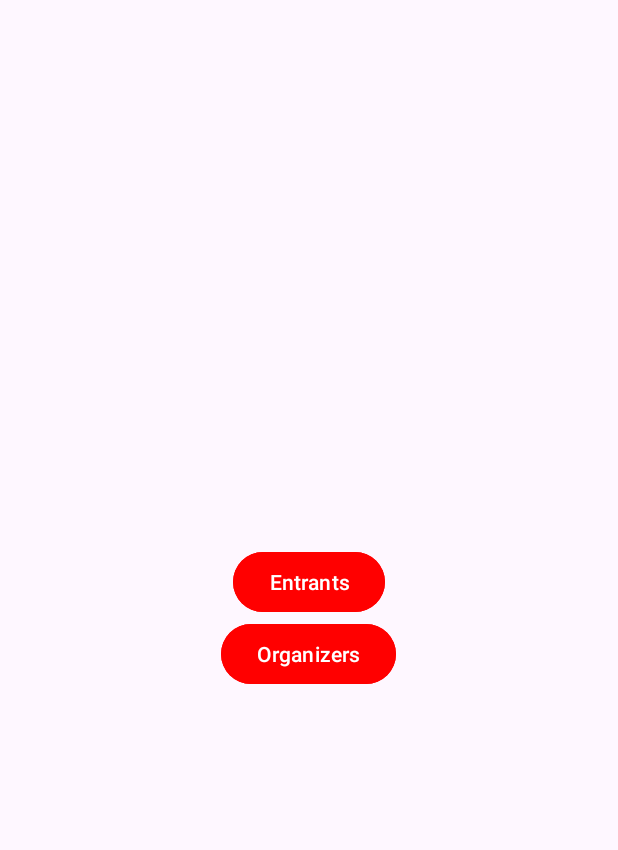
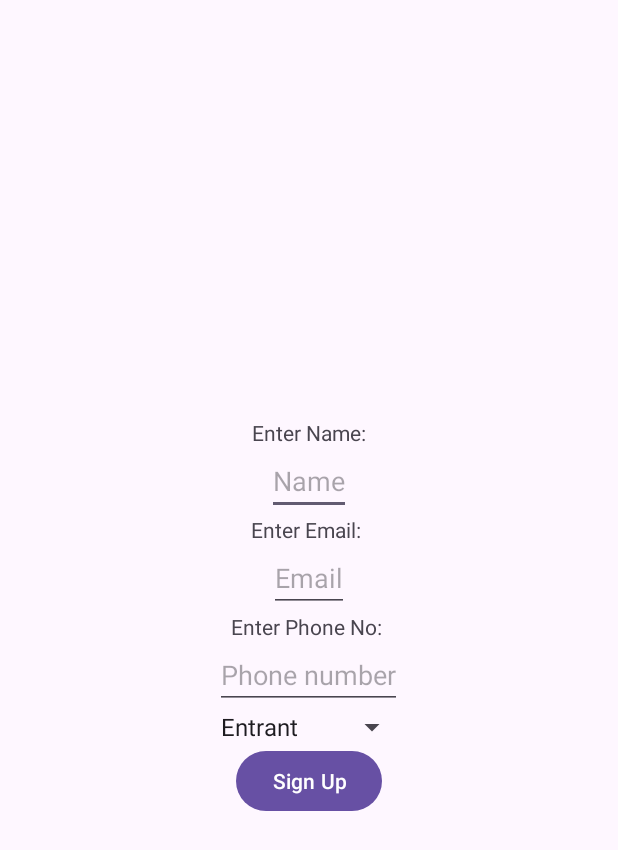
Before and after one commit to CMPUT301F24jigsaw/jigsaw-EventHub, an Android app: the screen it shows after launch (UserSignIn before the commit, UserSignUp after it), after a tap on "User Login", on a phone screen of 412 x 824 dp. Shown: the top 850 px of the screen. Run offline under Robolectric (Android 15) with nearby library versions, the phone set to English and light mode, and no system bars; our stand-ins replace Firebase (no records; nobody signed in at launch, a user with empty details on screens opened directly).

```diff
--- a/app/build.gradle.kts
+++ b/app/build.gradle.kts
@@ -1,5 +1,6 @@
 plugins {
     alias(libs.plugins.android.application)
+    id("com.google.gms.google-services")
 }
 
 android {
@@ -43,6 +44,8 @@ dependencies {
     implementation(libs.material)
     implementation(libs.activity)
     implementation(libs.constraintlayout)
+    implementation(libs.firebase.firestore)
+    implementation(libs.firebase.auth)
 
     // JUnit 5
     testImplementation("org.junit.jupiter:junit-jupiter:5.10.1")
@@ -56,4 +59,7 @@ dependencies {
     // Additional libraries
     implementation("com.google.android.material:material:1.9.0")
     implementation ("com.journeyapps:zxing-android-embedded:4.3.0")
+
+    // Firebase
+    implementation(platform("com.google.firebase:firebase-bom:33.6.0"))
 }
--- a/app/src/main/AndroidManifest.xml
+++ b/app/src/main/AndroidManifest.xml
@@ -31,7 +31,7 @@
         <activity android:name=".ProfilesFragment">
 
         </activity>
-        <activity android:name=".UserSignIn">
+        <activity android:name=".UserSignUp">
 
         </activity>
         <activity android:name=".UserHomePage">
--- a/app/src/main/java/com/example/eventhub_jigsaw/MainActivity.java
+++ b/app/src/main/java/com/example/eventhub_jigsaw/MainActivity.java
@@ -2,51 +2,88 @@ package com.example.eventhub_jigsaw;
 
 import android.content.Intent;
 import android.os.Bundle;
+import android.provider.Settings;
+import android.util.Log;
 import android.widget.Button;
+import android.widget.Toast;
 
-import androidx.activity.EdgeToEdge;
 import androidx.appcompat.app.AppCompatActivity;
-import androidx.core.graphics.Insets;
-import androidx.core.view.ViewCompat;
-import androidx.core.view.WindowInsetsCompat;
+
+import com.google.firebase.firestore.DocumentReference;
+import com.google.firebase.firestore.DocumentSnapshot;
+import com.google.firebase.firestore.FirebaseFirestore;
+
 /**
- * MainActivity is the entry point of the app, displaying the main screen with options
- * for user and admin login. It also manages edge-to-edge UI configurations.
+ * MainActivity is the entry point of the app, providing options for user and admin login.
  */
 public class MainActivity extends AppCompatActivity {
-    /**
-     * Called when the activity is first created. Sets up the main layout,
-     * configures edge-to-edge display, and initializes buttons for navigation.
-     *
-     * @param savedInstanceState If the activity is being re-initialized after previously being shut down, this Bundle contains the data it most recently supplied.
-     */
+
+    private FirebaseFirestore db; // Firestore database instance
+    private String userID; // Unique user identifier based on the device ID
+
     @Override
     protected void onCreate(Bundle savedInstanceState) {
         super.onCreate(savedInstanceState);
+        setContentView(R.layout.activity_main); // Link to the layout for this activity
 
-        // Enable edge-to-edge display.
-        EdgeToEdge.enable(this);
-        setContentView(R.layout.activity_main);
-        // Adjust padding to account for system bars.
-        ViewCompat.setOnApplyWindowInsetsListener(findViewById(R.id.main), (v, insets) -> {
-            Insets systemBars = insets.getInsets(WindowInsetsCompat.Type.systemBars());
-            v.setPadding(systemBars.left, systemBars.top, systemBars.right, systemBars.bottom);
-            return insets;
-        });
+        // Initialize Firestore
+        db = FirebaseFirestore.getInstance();
 
-        // Initialize UI elements.
-        Button UserLogin = findViewById(R.id.user_login);
-        Button AdminLogin = findViewById(R.id.admin_login);
+        // Retrieve the unique device ID
+        //userID = Settings.Secure.getString(getContentResolver(), Settings.Secure.ANDROID_ID);
 
-        // Set up click listener for Admin Login button to navigate to AdminSignIn activity.
-        AdminLogin.setOnClickListener(v -> {
+        Log.d("MainActivity", "Device ID: " + userID);
+
+        // Initialize buttons for user and admin login
+        Button userLogin = findViewById(R.id.user_login);
+        Button adminLogin = findViewById(R.id.admin_login);
+
+        // Handle Admin Login button click
+        adminLogin.setOnClickListener(v -> {
             Intent intent = new Intent(MainActivity.this, AdminSignIn.class);
             startActivity(intent);
         });
 
-        UserLogin.setOnClickListener(v -> {
-            Intent intent = new Intent(MainActivity.this, UserSignIn.class);
+        // Handle User Login button click
+        userLogin.setOnClickListener(v -> {
+            Intent intent = new Intent(MainActivity.this, UserSignUp.class);
             startActivity(intent);
         });
     }
+
+    /**
+     * Checks if the user exists in Firestore by userID.
+     * Navigates to UserHomePage if the user exists, otherwise navigates to SignUpPage.
+     *
+     * @param userID The unique device ID of the user.
+     */
+    private void checkUserAndNavigate(String userID) {
+        // Reference the user's document in the Firestore database
+        DocumentReference docRef = db.collection("users").document(userID);
+
+        // Fetch the document from Firestore
+        docRef.get().addOnCompleteListener(task -> {
+            if (task.isSuccessful()) {
+                DocumentSnapshot document = task.getResult();
+                if (document.exists()) {
+                    // User exists, navigate to UserHomePage
+                    Log.d("Firestore", "User exists: " + userID);
+                    Intent intent = new Intent(MainActivity.this, UserHomePage.class);
+                    intent.putExtra("userID", userID); // Pass userID to the UserHomePage
+                    startActivity(intent);
+                    finish(); // Close MainActivity
+                } else {
+                    // User does not exist, navigate to SignUpPage
+                    Log.d("Firestore", "No user found for ID: " + userID);
+                    Toast.makeText(this, "User not found. Redirecting to sign-up.", Toast.LENGTH_SHORT).show();
+                    Intent intent = new Intent(MainActivity.this, UserSignUp.class);
+                    startActivity(intent);
+                }
+            } else {
+                // Task failed, log the exception
+                Log.e("Firestore", "Error fetching user", task.getException());
+                Toast.makeText(this, "Error checking user. Try again later.", Toast.LENGTH_SHORT).show();
+            }
+        });
+    }
 }
--- a/app/src/main/java/com/example/eventhub_jigsaw/UserSignIn.java
+++ /dev/null
@@ -1,28 +0,0 @@
-package com.example.eventhub_jigsaw;
-
-import android.content.Intent;
-import android.os.Bundle;
-import android.widget.Button;
-
-import androidx.annotation.Nullable;
-import androidx.appcompat.app.AppCompatActivity;
-
-public class UserSignIn extends AppCompatActivity {
-    @Override
-    protected void onCreate(@Nullable Bundle savedInstanceState) {
-        super.onCreate(savedInstanceState);
-        setContentView(R.layout.user_signin);
-
-        Button UserSign = findViewById(R.id.user_sign);
-        Button Organizer = findViewById(R.id.organizer_sign);
-
-        UserSign.setOnClickListener(v -> {
-            Intent intent = new Intent(UserSignIn.this, UserHomePage.class);
-            startActivity(intent);
-        });
-        Organizer.setOnClickListener(v -> {
-            Intent intent = new Intent(UserSignIn.this, OrganizerHomePage.class);
-            startActivity(intent);
-        });
-    }
-}
--- /dev/null
+++ b/app/src/main/java/com/example/eventhub_jigsaw/UserSignUp.java
@@ -0,0 +1,202 @@
+package com.example.eventhub_jigsaw;
+
+import android.content.Intent;
+import android.os.Bundle;
+import android.provider.Settings;
+import android.text.TextUtils;
+import android.util.Log;
+import android.widget.ArrayAdapter;
+import android.widget.Button;
+import android.widget.EditText;
+import android.widget.Spinner;
+import android.widget.TextView;
+import android.widget.Toast;
+
+import androidx.annotation.Nullable;
+import androidx.appcompat.app.AppCompatActivity;
+
+import com.google.firebase.firestore.DocumentReference;
+import com.google.firebase.firestore.DocumentSnapshot;
+import com.google.firebase.firestore.FirebaseFirestore;
+
+import java.util.HashMap;
+import java.util.Map;
+
+public class UserSignUp extends AppCompatActivity {
+
+    TextView TextName, TextEmail, TextPhone;
+    EditText EditName, EditEmail, EditPhone;
+    Button ButtonSignUp;
+    Spinner SpinnerUserType;
+
+    String userID; // Unique userID for the device
+    private FirebaseFirestore db;
+
+    @Override
+    protected void onCreate(@Nullable Bundle savedInstanceState) {
+        super.onCreate(savedInstanceState);
+
+        // Initialize Firestore and retrieve userID
+        db = FirebaseFirestore.getInstance();
+        userID = Settings.Secure.getString(getContentResolver(), Settings.Secure.ANDROID_ID);
+
+        // Check if the user already exists in Firestore
+        checkUserExists(userID);
+    }
+
+    private void checkUserExists(String userID) {
+        DocumentReference docRef = db.collection("users").document(userID);
+
+        docRef.get().addOnCompleteListener(task -> {
+            if (task.isSuccessful()) {
+                DocumentSnapshot document = task.getResult();
+                if (document.exists()) {
+                    // Retrieve the role from Firestore
+                    String role = document.getString("role"); // Firestore stores enums as strings
+                    if (role != null) {
+                        Log.d("UserSignUp", "User exists with role: " + role);
+                        if (role.equalsIgnoreCase("ENTRANT")) {
+                            // Navigate to UserHomePage
+                            navigateToHomePage();
+                        } else if (role.equalsIgnoreCase("ORGANIZER")) {
+                            // Navigate to OrganizerHomePage
+                            navigateToOrganizerHomePage();
+                        } else {
+                            Log.e("UserSignUp", "Unknown role: " + role);
+                            Toast.makeText(this, "Unknown user role. Please contact support.", Toast.LENGTH_SHORT).show();
+                        }
+                    } else {
+                        Log.e("UserSignUp", "Role is missing for user: " + userID);
+                        Toast.makeText(this, "User role is missing. Please contact support.", Toast.LENGTH_SHORT).show();
+                    }
+                } else {
+                    // User does not exist, show the sign-up UI
+                    Log.d("UserSignUp", "No user found for ID: " + userID);
+                    setUpSignUpUI();
+                }
+            } else {
+                // Firestore task failed
+                Log.e("UserSignUp", "Error checking user", task.getException());
+                Toast.makeText(this, "Error checking user. Please try again later.", Toast.LENGTH_SHORT).show();
+            }
+        });
+    }
+
+
+    private void setUpSignUpUI() {
+        setContentView(R.layout.user_signin);
+
+        // Initialize UI elements
+        TextName = findViewById(R.id.text_name);
+        TextEmail = findViewById(R.id.text_email);
+        TextPhone = findViewById(R.id.text_phone);
+
+        EditName = findViewById(R.id.edit_name);
+        EditEmail = findViewById(R.id.edit_email);
+        EditPhone = findViewById(R.id.edit_phone);
+        SpinnerUserType = findViewById(R.id.spinner_user); // Spinner for user role
+
+        ButtonSignUp = findViewById(R.id.button_signup);
+
+        // Set up Spinner with role options
+        ArrayAdapter<CharSequence> adapter = ArrayAdapter.createFromResource(
+                this,
+                R.array.user_type, // Array defined in strings.xml
+                android.R.layout.simple_spinner_item
+        );
+        adapter.setDropDownViewResource(android.R.layout.simple_spinner_dropdown_item);
+        SpinnerUserType.setAdapter(adapter);
+
+        // Set up click listener for Sign Up button
+        ButtonSignUp.setOnClickListener(v -> registerUser());
+    }
+
+    private void navigateToHomePage() {
+        Intent intent = new Intent(UserSignUp.this, UserHomePage.class);
+        intent.putExtra("userID", userID);
+        startActivity(intent);
+        finish(); // Close the current activity
+    }
+
+    private void navigateToOrganizerHomePage() {
+        Intent intent = new Intent(UserSignUp.this, OrganizerHomePage.class);
+        intent.putExtra("userID", userID);
+        startActivity(intent);
+        finish(); // Close the current activity
+    }
+
+    private void registerUser() {
+        String name = EditName.getText().toString().trim();
+        String email = EditEmail.getText().toString().trim();
+        String phoneStr = EditPhone.getText().toString().trim();
+        String role = SpinnerUserType.getSelectedItem().toString(); // Get selected role
+
+        // Input validation
+        if (TextUtils.isEmpty(name)) {
+            EditName.setError("Name is required!");
+            return;
+        }
+        if (TextUtils.isEmpty(email)) {
+            EditEmail.setError("Email is required!");
+            return;
+        }
+        if (TextUtils.isEmpty(phoneStr)) {
+            EditPhone.setError("Phone number is required!");
+            return;
+        }
+        if (TextUtils.isEmpty(role)) {
+            Toast.makeText(this, "Please select a role!", Toast.LENGTH_SHORT).show();
+            return;
+        }
+
+        int phone;
+        try {
+            phone = Integer.parseInt(phoneStr);
+        } catch (NumberFormatException e) {
+            EditPhone.setError("Invalid phone number!");
+            return;
+        }
+
+        // Create User object and save to Firestore
+        saveUserToFirestore(userID, name, email, phone, role);
+    }
+
+    private void saveUserToFirestore(String userID, String name, String email, int phone, String role) {
+        Map<String, Object> userData = new HashMap<>();
+        userData.put("userID", userID);
+        userData.put("name", name);
+        userData.put("email", email);
+        userData.put("phone", phone);
+        userData.put("role", role); // Save role (Entrant or Organizer)
+        userData.put("adminNotification", false);
+        userData.put("organizerNotification", false);
+
+        db.collection("users").document(userID)
+                .set(userData)
+                .addOnCompleteListener(task -> {
+                    if (task.isSuccessful()) {
+                        Toast.makeText(this, "User registered successfully!", Toast.LENGTH_SHORT).show();
+                        clearFields();
+
+                        // Navigate to the appropriate homepage based on role
+                        if (role.equalsIgnoreCase("ENTRANT")) {
+                            navigateToHomePage();
+                        } else if (role.equalsIgnoreCase("ORGANIZER")) {
+                            navigateToOrganizerHomePage();
+                        } else {
+                            Toast.makeText(this, "Unknown role. Please contact support.", Toast.LENGTH_SHORT).show();
+                        }
+                    } else {
+                        Toast.makeText(this, "Failed to save user: " + task.getException().getMessage(), Toast.LENGTH_SHORT).show();
+                    }
+                });
+    }
+
+
+    private void clearFields() {
+        EditName.setText("");
+        EditEmail.setText("");
+        EditPhone.setText("");
+        SpinnerUserType.setSelection(0); // Reset Spinner to default
+    }
+}
--- a/app/src/main/res/layout/user_signin.xml
+++ b/app/src/main/res/layout/user_signin.xml
@@ -4,20 +4,68 @@
     android:layout_height="match_parent"
     android:gravity="center"
     android:orientation="vertical">
-    <Button
-        android:id="@+id/user_sign"
+
+
+    <TextView
         android:layout_width="wrap_content"
         android:layout_height="wrap_content"
-        android:backgroundTint="@color/red"
-        android:text="Entrants">
+        android:id="@+id/text_name"
+        android:text="Enter Name:"
+        >
 
-    </Button>
-    <Button
-        android:id="@+id/organizer_sign"
+    </TextView>
+
+    <EditText
         android:layout_width="wrap_content"
         android:layout_height="wrap_content"
-        android:backgroundTint="@color/red"
-        android:text="Organizers">
+        android:id="@+id/edit_name"
+        android:hint="Name">
+
+    </EditText>
+
+    <TextView
+        android:layout_width="wrap_content"
+        android:layout_height="wrap_content"
+        android:id="@+id/text_email"
+        android:text="Enter Email: ">
+
+    </TextView>
+
+    <EditText
+        android:layout_width="wrap_content"
+        android:layout_height="wrap_content"
+        android:id="@+id/edit_email"
+        android:hint="Email">
+    </EditText>
+
+    <TextView
+        android:layout_width="wrap_content"
+        android:layout_height="wrap_content"
+        android:id="@+id/text_phone"
+        android:text="Enter Phone No: ">
+
+    </TextView>
+
+    <EditText
+        android:layout_width="wrap_content"
+        android:layout_height="wrap_content"
+        android:id="@+id/edit_phone"
+        android:hint="Phone number">
+    </EditText>
+
+    <Spinner
+        android:layout_width="wrap_content"
+        android:layout_height="wrap_content"
+        android:id="@+id/spinner_user"
+        android:entries="@array/user_type">
+
+    </Spinner>
+
+    <Button
+        android:layout_width="wrap_content"
+        android:layout_height="wrap_content"
+        android:id="@+id/button_signup"
+        android:text="Sign Up">
 
     </Button>
 
--- a/app/src/main/res/values/strings.xml
+++ b/app/src/main/res/values/strings.xml
@@ -1,3 +1,7 @@
 <resources>
     <string name="app_name">EventHub-jigsaw</string>
+    <string-array name="user_type">
+        <item>Entrant</item>
+        <item>Organizer</item>
+    </string-array>
 </resources>
--- a/build.gradle.kts
+++ b/build.gradle.kts
@@ -1,4 +1,5 @@
 // Top-level build file where you can add configuration options common to all sub-projects/modules.
 plugins {
     alias(libs.plugins.android.application) apply false
+    id("com.google.gms.google-services") version "4.4.2" apply false
 }
--- a/gradle/libs.versions.toml
+++ b/gradle/libs.versions.toml
@@ -7,6 +7,9 @@ appcompat = "1.7.0"
 material = "1.12.0"
 activity = "1.9.3"
 constraintlayout = "2.1.4"
+googleGmsGoogleServices = "4.4.2"
+firebaseFirestore = "25.1.1"
+firebaseAuth = "23.1.0"
 
 [libraries]
 junit = { group = "junit", name = "junit", version.ref = "junit" }
@@ -16,6 +19,9 @@ appcompat = { group = "androidx.appcompat", name = "appcompat", version.ref = "a
 material = { group = "com.google.android.material", name = "material", version.ref = "material" }
 activity = { group = "androidx.activity", name = "activity", version.ref = "activity" }
 constraintlayout = { group = "androidx.constraintlayout", name = "constraintlayout", version.ref = "constraintlayout" }
+firebase-firestore = { group = "com.google.firebase", name = "firebase-firestore", version.ref = "firebaseFirestore" }
+firebase-auth = { group = "com.google.firebase", name = "firebase-auth", version.ref = "firebaseAuth" }
 
 [plugins]
 android-application = { id = "com.android.application", version.ref = "agp" }
+google-gms-google-services = { id = "com.google.gms.google-services", version.ref = "googleGmsGoogleServices" }
```
Also changed, not shown: app/src/main/java/com/example/eventhub_jigsaw/User.java (added, +86 -0 lines), 1 other file.
